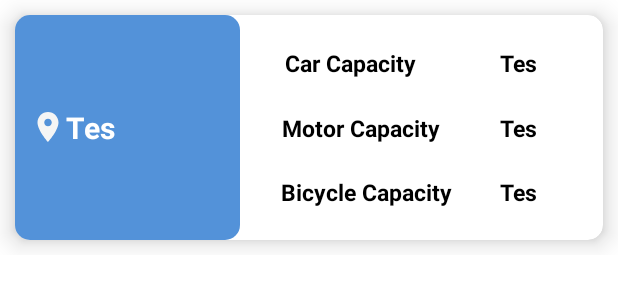
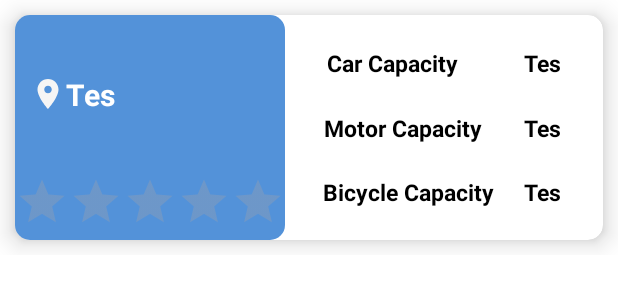
Before and after one commit to DindaMhn/AndroidFinalProject, an Android app: the layout item_list.xml on its own in the app's theme, with its tools: preview values and no code run, on a phone screen of 412 x 824 dp. Shown: the top 300 px of the screen. Run offline under Robolectric (Android 15) with nearby library versions, the phone set to English and light mode, and no system bars; Roboto replaces fonts that are not available here.

Commit message:
[UPDATE] rating

```diff
--- a/app/src/main/java/com/example/androidfinalproject/screens/user/HomeUserFragment.kt
+++ b/app/src/main/java/com/example/androidfinalproject/screens/user/HomeUserFragment.kt
@@ -83,6 +83,7 @@ class HomeUserFragment : Fragment(), View.OnClickListener {
                     this?.putString("BOOK_AT_TICKET", it.book_at)
                     this?.putString("ID_ASSET_TICKET",it.asset_id)
                     this?.putString("ID_FEE_TICKET", it.fee_id)
+                    this?.putString("ASSET_NAME_TICKET",it.asset_name)
                     this?.putString("ID_VEHICLE_TICKET", it.vehicle_id)
                     this?.commit()
                 }
--- a/app/src/main/res/layout/item_list.xml
+++ b/app/src/main/res/layout/item_list.xml
@@ -26,11 +26,11 @@
                 android:id="@+id/motorCap"
                 android:layout_width="wrap_content"
                 android:layout_height="wrap_content"
-                android:layout_marginEnd="44dp"
+                android:layout_marginEnd="28dp"
                 android:text="Tes"
                 android:textColor="@color/colorBlack"
+                android:textSize="15dp"
                 android:textStyle="bold"
-                android:textSize="15dp"
                 app:layout_constraintBottom_toTopOf="@+id/bicycleCap"
                 app:layout_constraintEnd_toEndOf="parent"
                 app:layout_constraintTop_toBottomOf="@+id/carCap" />
@@ -39,11 +39,11 @@
                 android:id="@+id/bicycleCap"
                 android:layout_width="wrap_content"
                 android:layout_height="wrap_content"
-                android:layout_marginEnd="44dp"
+                android:layout_marginEnd="28dp"
                 android:text="Tes"
                 android:textColor="@color/colorBlack"
+                android:textSize="15dp"
                 android:textStyle="bold"
-                android:textSize="15dp"
                 app:layout_constraintBottom_toBottomOf="parent"
                 app:layout_constraintEnd_toEndOf="parent"
                 app:layout_constraintTop_toBottomOf="@+id/motorCap" />
@@ -52,10 +52,10 @@
                 android:id="@+id/carCap"
                 android:layout_width="wrap_content"
                 android:layout_height="wrap_content"
-                android:layout_marginEnd="44dp"
+                android:layout_marginEnd="28dp"
                 android:text="Tes"
+                android:textColor="@color/colorBlack"
                 android:textSize="15dp"
-                android:textColor="@color/colorBlack"
                 android:textStyle="bold"
                 app:layout_constraintBottom_toTopOf="@+id/motorCap"
                 app:layout_constraintEnd_toEndOf="parent"
@@ -65,11 +65,11 @@
                 android:id="@+id/labelMotor"
                 android:layout_width="wrap_content"
                 android:layout_height="wrap_content"
-                android:layout_marginEnd="36dp"
+                android:layout_marginEnd="24dp"
                 android:text="Motor Capacity "
                 android:textColor="@color/colorBlack"
+                android:textSize="15dp"
                 android:textStyle="bold"
-                android:textSize="15dp"
                 app:layout_constraintBottom_toTopOf="@+id/materialTextView9"
                 app:layout_constraintEnd_toStartOf="@+id/motorCap"
                 app:layout_constraintTop_toBottomOf="@+id/materialTextView4" />
@@ -78,11 +78,11 @@
                 android:id="@+id/materialTextView4"
                 android:layout_width="0dp"
                 android:layout_height="wrap_content"
-                android:layout_marginEnd="52dp"
+                android:layout_marginEnd="40dp"
                 android:text="Car Capacity "
                 android:textColor="@color/colorBlack"
+                android:textSize="15dp"
                 android:textStyle="bold"
-                android:textSize="15dp"
                 app:layout_constraintBottom_toTopOf="@+id/labelMotor"
                 app:layout_constraintEnd_toStartOf="@+id/carCap"
                 app:layout_constraintTop_toTopOf="parent" />
@@ -91,18 +91,18 @@
                 android:id="@+id/materialTextView9"
                 android:layout_width="wrap_content"
                 android:layout_height="wrap_content"
-                android:layout_marginEnd="28dp"
+                android:layout_marginEnd="16dp"
                 android:text="Bicycle Capacity "
                 android:textColor="@color/colorBlack"
+                android:textSize="15dp"
                 android:textStyle="bold"
-                android:textSize="15dp"
                 app:layout_constraintBottom_toBottomOf="parent"
                 app:layout_constraintEnd_toStartOf="@+id/bicycleCap"
                 app:layout_constraintTop_toBottomOf="@+id/labelMotor" />
 
             <androidx.constraintlayout.widget.ConstraintLayout
                 android:id="@+id/constraintLayout"
-                android:layout_width="150dp"
+                android:layout_width="180dp"
                 android:layout_height="match_parent"
                 android:background="@drawable/card_search_color"
                 app:layout_constraintBottom_toBottomOf="parent"
@@ -123,8 +123,27 @@
                     android:textStyle="bold"
                     app:layout_constraintBottom_toBottomOf="parent"
                     app:layout_constraintEnd_toEndOf="parent"
+                    app:layout_constraintHorizontal_bias="1.0"
                     app:layout_constraintStart_toStartOf="parent"
-                    app:layout_constraintTop_toTopOf="parent" />
+                    app:layout_constraintTop_toTopOf="parent"
+                    app:layout_constraintVertical_bias="0.285" />
+
+                <RatingBar
+                    android:id="@+id/ratingBarAsset"
+                    style="?android:attr/ratingBarStyleIndicator"
+                    android:layout_width="wrap_content"
+                    android:layout_height="wrap_content"
+                    android:layout_gravity="center"
+                    android:layout_marginTop="32dp"
+                    android:isIndicator="true"
+                    android:numStars="5"
+                    android:rating="0"
+                    android:stepSize="0.5"
+                    android:theme="@style/RatingBar"
+                    app:layout_constraintBottom_toBottomOf="parent"
+                    app:layout_constraintEnd_toEndOf="parent"
+                    app:layout_constraintStart_toStartOf="parent"
+                    app:layout_constraintTop_toBottomOf="@+id/asset_name" />
 
             </androidx.constraintlayout.widget.ConstraintLayout>
         </androidx.constraintlayout.widget.ConstraintLayout>
--- a/app/src/main/res/values/colors.xml
+++ b/app/src/main/res/values/colors.xml
@@ -12,4 +12,6 @@
     <color name="colorMainBlue">#6F57FF</color>
     <color name="colorSecondBlue">#78053377</color>
     <color name="colorMerchantBlue">#0652DD</color>
+    <color name="colorGolden">#ffbf00</color>
+    <color name="colorGray">#AAA3A3</color>
 </resources>
--- a/app/src/main/res/values/styles.xml
+++ b/app/src/main/res/values/styles.xml
@@ -6,5 +6,8 @@
         <item name="colorPrimaryDark">@color/colorPrimaryDark</item>
         <item name="colorAccent">@color/colorAccent</item>
     </style>
-
+    <style name="RatingBar" parent="Theme.AppCompat">
+        <item name="colorControlNormal">@color/colorGray</item>
+        <item name="colorControlActivated">@color/colorGolden</item>
+    </style>
 </resources>
```
Also changed, not shown: app/src/main/java/com/example/androidfinalproject/adapter/LocationRecycleAdapter.kt (+7 -0 lines), app/src/main/java/com/example/androidfinalproject/screens/user/HistoryUserFragment.kt (+10 -1 lines), app/src/main/java/com/example/androidfinalproject/screens/user/RatingAssetFragment.kt (+8 -6 lines), app/src/main/java/com/example/androidfinalproject/user/search/Location.kt (+7 -7 lines), app/src/main/res/layout/fragment_rating_asset.xml (+8 -3 lines).
